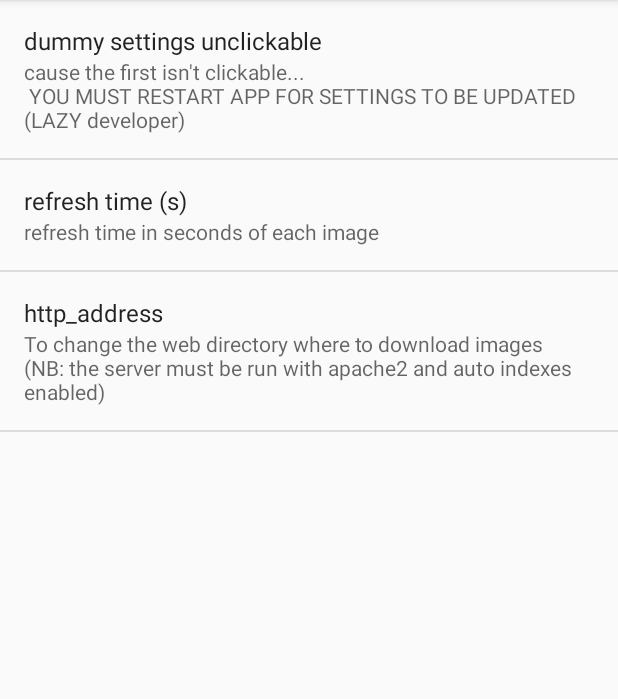
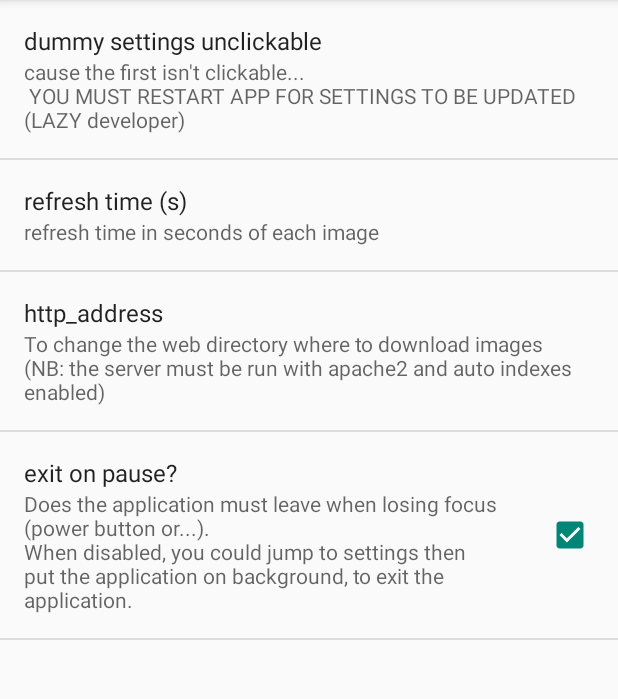
Before and after one commit to alexandre-mazel/AndroidStudioProjects, an Android app: the fragment SettingsFragment shown on its own in the app's theme, on a phone screen of 412 x 824 dp, the part 84-783 px from its top. Run offline under Robolectric (Android 15) with nearby library versions, the light colour scheme and no system bars.

Commit message:
add exit options and handling

```diff
--- a/RemoveViewer/app/src/main/java/com/electronoos/removeviewer/SettingsFragment.java
+++ b/RemoveViewer/app/src/main/java/com/electronoos/removeviewer/SettingsFragment.java
@@ -20,5 +20,6 @@ public class SettingsFragment extends PreferenceFragment {
     public void onPause() {
         // doesn't hide the stuffs...
         super.onDestroy();
+        System.exit(0); // exit this application
     }
 }
--- a/RemoveViewer/app/src/main/res/values/strings.xml
+++ b/RemoveViewer/app/src/main/res/values/strings.xml
@@ -10,4 +10,8 @@
 
     <string name="refresh_time_title">refresh time (s)</string>
     <string name="refresh_time_summary">refresh time in seconds of each image</string>
+
+    <string name="exit_on_pause_title">exit on pause?</string>
+    <string name="exit_on_pause_summary">Does the application must leave when losing focus (power button or...).\nWhen disabled, you could jump to settings then put the application on background, to exit the application.</string>
+
 </resources>
--- a/RemoveViewer/app/src/main/res/xml/preferences.xml
+++ b/RemoveViewer/app/src/main/res/xml/preferences.xml
@@ -20,4 +20,9 @@
         android:title="@string/http_address_title"
         android:summary="@string/http_address_title_summary"
         android:defaultValue="http://perso.ovh.net/~mangedisf/mangedisque/logo_test/" />
+    <CheckBoxPreference
+        android:key="exit_on_pause"
+        android:title="@string/exit_on_pause_title"
+        android:summary="@string/exit_on_pause_summary"
+        android:defaultValue="true" />
 </PreferenceScreen>
```
Also changed, not shown: RemoveViewer/app/src/main/java/com/electronoos/removeviewer/FullscreenActivity.java (+7 -1 lines).
